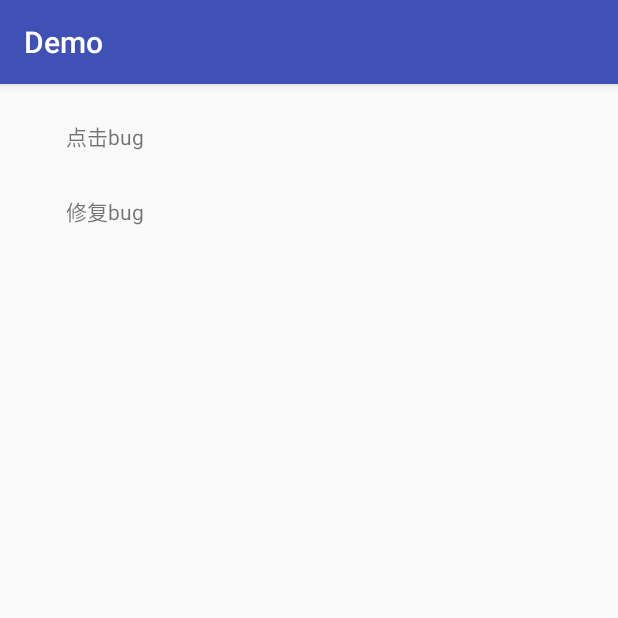
After one commit to genius-ye/Demos, an Android app: the HotfixActivity screen opened directly, with no data from a screen before it, on a phone screen of 412 x 824 dp, the top half of it. The commit adds this screen. Run offline under Robolectric (Android 15) with nearby library versions, the phone set to English and light mode, and no system bars.

Commit message:
通过网易七鱼客服实现第三方sdk的二次封装 android热更新实现

```diff
--- a/app/build.gradle
+++ b/app/build.gradle
@@ -39,4 +39,5 @@ dependencies {
     implementation 'com.android.support:recyclerview-v7:27.1.1'
     implementation 'com.android.support:cardview-v7:27.1.1'
     implementation 'com.android.support:design:27.1.1'
+    compile 'com.qiyukf.unicorn:unicorn:4.8.0'
 }
--- a/app/src/main/AndroidManifest.xml
+++ b/app/src/main/AndroidManifest.xml
@@ -65,6 +65,10 @@
         </activity>
         <activity android:name=".views.gridrecyclerview.GridRecyclerviewActivity">
         </activity>
+        <activity android:name=".qiyukfdemo.QiyukfDemoActivity">
+        </activity>
+        <activity android:name=".hotfix.HotfixActivity">
+        </activity>
     </application>
 
 </manifest>
--- /dev/null
+++ b/app/src/main/java/com/genius/BaseActivity.java
@@ -0,0 +1,15 @@
+package com.genius;
+
+import android.content.Context;
+import android.os.Bundle;
+import android.support.annotation.Nullable;
+import android.support.v7.app.AppCompatActivity;
+
+public class BaseActivity  extends AppCompatActivity{
+    protected Context mContext;
+    @Override
+    protected void onCreate(@Nullable final Bundle savedInstanceState) {
+        super.onCreate(savedInstanceState);
+        mContext = this;
+    }
+}
--- /dev/null
+++ b/app/src/main/java/com/genius/hotfix/BugTest.java
@@ -0,0 +1,20 @@
+package com.genius.hotfix;
+
+import android.content.Context;
+import android.widget.Toast;
+
+public class BugTest {
+
+    int a = 100;
+    int b = 0;
+
+    public void caculate(Context context) {
+        Toast.makeText(context, "计算结果为：" + a / b, Toast.LENGTH_LONG).show();
+    }
+
+    public String test() {
+        return "我是一个bug！！！";
+    }
+
+
+}
--- /dev/null
+++ b/app/src/main/java/com/genius/hotfix/HotfixActivity.java
@@ -0,0 +1,59 @@
+package com.genius.hotfix;
+
+import android.content.Context;
+import android.content.Intent;
+import android.os.Environment;
+import android.support.v7.app.AppCompatActivity;
+import android.os.Bundle;
+import android.view.View;
+import android.widget.TextView;
+import android.widget.Toast;
+
+import com.genius.App;
+import com.genius.BaseActivity;
+import com.genius.MainActivity;
+import com.genius.R;
+
+import java.io.File;
+
+public class HotfixActivity extends BaseActivity {
+    private TextView tv_bug;
+    private TextView tv_fix;
+    private BugTest mBugTest;
+    @Override
+    protected void onCreate(Bundle savedInstanceState) {
+        super.onCreate(savedInstanceState);
+        setContentView(R.layout.activity_hotfix);
+
+        tv_bug = findViewById(R.id.tv_bug);
+        tv_fix = findViewById(R.id.tv_fix);
+        mBugTest = new BugTest();
+
+        tv_bug.setOnClickListener(new View.OnClickListener() {
+            @Override
+            public void onClick(final View v) {
+//                Toast.makeText(mContext,mBugTest.test(),Toast.LENGTH_LONG).show();
+                mBugTest.caculate(mContext);
+            }
+        });
+        tv_fix.setOnClickListener(new View.OnClickListener() {
+            @Override
+            public void onClick(final View v) {
+                fix();
+            }
+        });
+    }
+
+    private void fix() {
+        try {
+            String name = "hotfix.dex";
+            String filePath = Environment.getExternalStorageDirectory().getAbsolutePath() + File.separator + name;
+            File dex = new File(filePath);
+            HotFix.copyDex(HotfixActivity.this,dex);
+            Toast.makeText(this, "修复成功", Toast.LENGTH_SHORT).show();
+        } catch (Exception e) {
+            Toast.makeText(this, "修复失败" + e.getMessage(), Toast.LENGTH_SHORT).show();
+            e.printStackTrace();
+        }
+    }
+}
--- /dev/null
+++ b/app/src/main/res/layout/activity_hotfix.xml
@@ -0,0 +1,30 @@
+<?xml version="1.0" encoding="utf-8"?>
+<android.support.constraint.ConstraintLayout
+    xmlns:android="http://schemas.android.com/apk/res/android"
+    xmlns:app="http://schemas.android.com/apk/res-auto"
+    xmlns:tools="http://schemas.android.com/tools"
+    android:layout_width="match_parent"
+    android:layout_height="match_parent"
+    tools:context=".hotfix.HotfixActivity">
+
+    <TextView
+        android:id="@+id/tv_bug"
+        android:layout_width="100dp"
+        android:layout_height="30dp"
+        android:layout_margin="20dp"
+        android:gravity="center"
+        android:text="点击bug"
+        app:layout_constraintStart_toStartOf="parent"
+        app:layout_constraintTop_toTopOf="parent"/>
+
+    <TextView
+        android:id="@+id/tv_fix"
+        android:layout_width="100dp"
+        android:layout_height="30dp"
+        android:layout_margin="20dp"
+        android:text="修复bug"
+        android:gravity="center"
+        app:layout_constraintStart_toStartOf="parent"
+        app:layout_constraintTop_toBottomOf="@+id/tv_bug"/>
+
+</android.support.constraint.ConstraintLayout>
```
Also changed, not shown: app/src/main/java/com/genius/App.java (+78 -1 lines), app/src/main/java/com/genius/MainActivity.java (+26 -0 lines), app/src/main/java/com/genius/hotfix/HotFix.java (added, +194 -0 lines), app/src/main/java/com/genius/qiyukfdemo/IOnlineService.java (added, +30 -0 lines), app/src/main/java/com/genius/qiyukfdemo/OnlineService.java (added, +39 -0 lines), app/src/main/java/com/genius/qiyukfdemo/QiyuOnlineService.java (added, +81 -0 lines), app/src/main/java/com/genius/qiyukfdemo/QiyukfDemoActivity.java (added, +43 -0 lines), app/src/main/res/layout/activity_qiyukf_demo.xml (added, +17 -0 lines), 1 other file.
